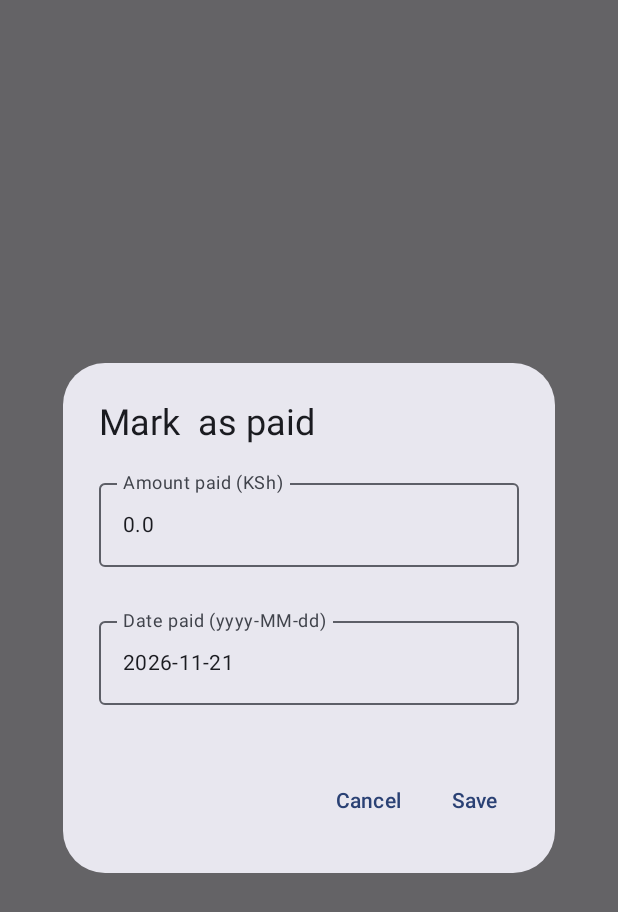
After one commit to ireneee3/BillTracker, an Android app built with Jetpack Compose: the composable MarkPaidDialog shown on its own in the app's theme, on a phone screen of 412 x 824 dp. The commit adds this screen. Shown: the top 912 px of the screen. Run offline under Robolectric (Android 15) with nearby library versions, the phone set to English and light mode, and no system bars; our stand-ins replace Room's generated code.

Commit message:
changes made to BillDetailsScreen.kt and MainActivity.kt added MarkPaidDialog.kt        PAymentHistoryScreen.kt        PaymentValidation.kt

```diff
--- /dev/null
+++ b/app/src/main/java/com/example/billtracker/ui/MarkPaidDialog.kt
@@ -0,0 +1,65 @@
+package com.example.billtracker.ui
+
+import androidx.compose.foundation.layout.Arrangement
+import androidx.compose.foundation.layout.Column
+import androidx.compose.foundation.text.KeyboardOptions
+import androidx.compose.material3.AlertDialog
+import androidx.compose.material3.OutlinedTextField
+import androidx.compose.material3.Text
+import androidx.compose.material3.TextButton
+import androidx.compose.runtime.Composable
+import androidx.compose.runtime.getValue
+import androidx.compose.runtime.mutableStateOf
+import androidx.compose.runtime.remember
+import androidx.compose.runtime.setValue
+import androidx.compose.ui.text.input.KeyboardType
+import androidx.compose.ui.unit.dp
+import com.example.billtracker.data.local.Bill
+
+@Composable
+fun MarkPaidDialog(
+    bill: Bill,
+    onDismiss: () -> Unit,
+    onConfirm: (amount: Double, date: String) -> Unit
+) {
+    var amountText by remember { mutableStateOf(bill.amount.toString()) }
+    var dateText by remember { mutableStateOf(PaymentValidation.today()) }
+    var amountError by remember { mutableStateOf<String?>(null) }
+    var dateError by remember { mutableStateOf<String?>(null) }
+
+    AlertDialog(
+        onDismissRequest = onDismiss,
+        title = { Text("Mark ${bill.name} as paid") },
+        text = {
+            Column(verticalArrangement = Arrangement.spacedBy(12.dp)) {
+                OutlinedTextField(
+                    value = amountText,
+                    onValueChange = { amountText = it; amountError = null },
+                    label = { Text("Amount paid (KSh)") },
+                    singleLine = true,
+                    isError = amountError != null,
+                    supportingText = { amountError?.let { Text(it) } },
+                    keyboardOptions = KeyboardOptions(keyboardType = KeyboardType.Decimal)
+                )
+                OutlinedTextField(
+                    value = dateText,
+                    onValueChange = { dateText = it; dateError = null },
+                    label = { Text("Date paid (${PaymentValidation.DATE_PATTERN})") },
+                    singleLine = true,
+                    isError = dateError != null,
+                    supportingText = { dateError?.let { Text(it) } }
+                )
+            }
+        },
+        confirmButton = {
+            TextButton(onClick = {
+                amountError = PaymentValidation.validateAmount(amountText)
+                dateError = PaymentValidation.validateDate(dateText)
+                if (amountError == null && dateError == null) {
+                    onConfirm(amountText.trim().toDouble(), dateText.trim())
+                }
+            }) { Text("Save") }
+        },
+        dismissButton = { TextButton(onClick = onDismiss) { Text("Cancel") } }
+    )
+}
```
Also changed, not shown: app/src/main/java/com/example/billtracker/MainActivity.kt (+32 -28 lines), app/src/main/java/com/example/billtracker/ui/BillDetailsScreen.kt (+18 -0 lines), app/src/main/java/com/example/billtracker/ui/PAymentHistoryScreen.kt (added, +64 -0 lines), app/src/main/java/com/example/billtracker/ui/PaymentValidation.kt (added, +35 -0 lines).
